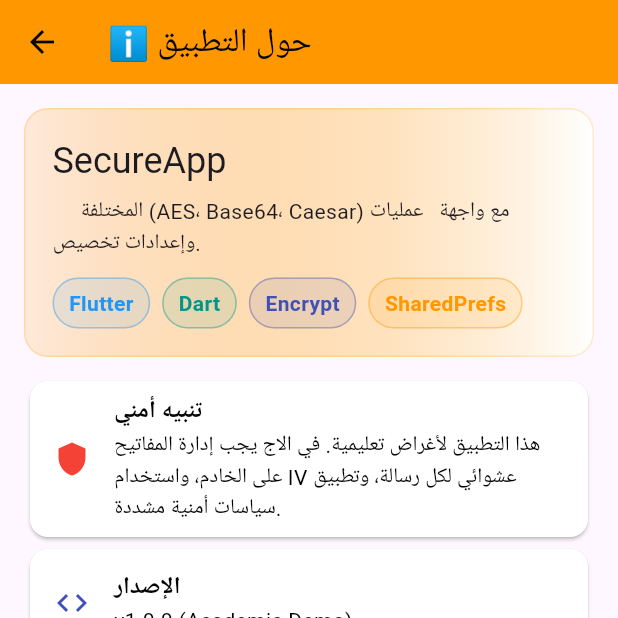
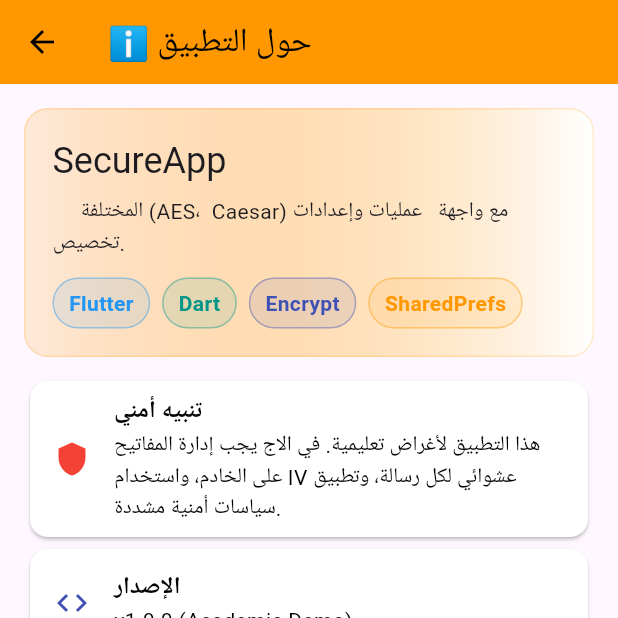
Before and after one commit to hashedalmaswi/my-project, a Flutter app: the AboutPage screen opened directly, on a phone screen of 412 x 824 dp, the top half of it. Run offline on Flutter 3.47's test engine with Material 3 defaults, Android fonts, the phone set to English and light mode, and no system bars; our stand-ins replace shared_preferences; missing offline and left inert: encrypt; accounts and stored records are empty.

```diff
--- a/lib/about_page.dart
+++ b/lib/about_page.dart
@@ -50,7 +50,7 @@ class AboutPage extends StatelessWidget {
                 Text('SecureApp', style: Theme.of(context).textTheme.headlineSmall),
                 const SizedBox(height: 8),
                 const Text(
-                  '     المختلفة (AES، Base64، Caesar) '
+                  '     المختلفة (AES،  Caesar) '
                       'مع واجهة   عمليات وإعدادات تخصيص.',
                 ),
                 const SizedBox(height: 12),
```
